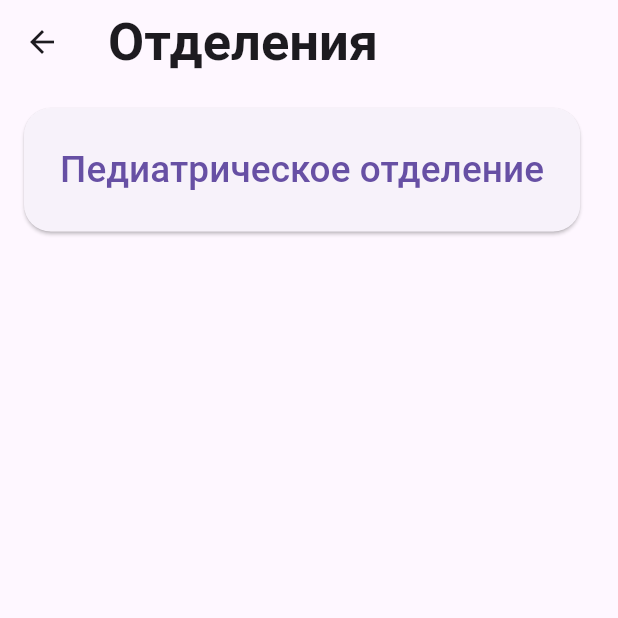
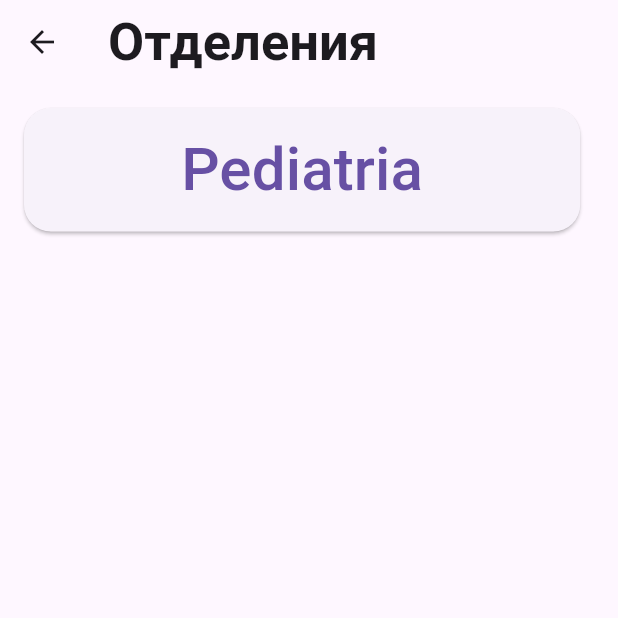
Before and after one commit to Vol-vo/burdenko_app, a Flutter app: the DepartmentListScreen screen opened by its route, on a phone screen of 412 x 824 dp, the top half of it. Run offline on Flutter 3.47's test engine with Material 3 defaults, Android fonts, the phone set to English and light mode, and no system bars; our stand-ins replace bloc, dio, easy_debounce, file_picker, flutter_bloc, logger and 2 more.

Commit message:
Download button all work

```diff
--- a/assets/json_data/test_logbook.json
+++ b/assets/json_data/test_logbook.json
@@ -1,11 +1,11 @@
 [
   {
-    "title": "Педиатрическое отделение",
+    "title": "Pediatria",
     "navigator": "/currentDepartment",
     "image": "",
     "params": [
       {
-        "title": "Дата рождения:",
+        "title": "date of birthdays:",
         "required": true,
         "isOneValue": true,
         "inLogbook": true,
--- a/lib/features/logbook/models/bloc/send_and_loading_file/send_and_loading_file_state.dart
+++ b/lib/features/logbook/models/bloc/send_and_loading_file/send_and_loading_file_state.dart
@@ -8,9 +8,4 @@ class SendDataState extends SendAndLoadingFileState {
 class BuildingDocxState extends SendAndLoadingFileState {}
 class LoadingDocxState extends SendAndLoadingFileState {}
 class DefaultState extends SendAndLoadingFileState {}
-class FileIsReadyState extends SendAndLoadingFileState{
-  FileIsReadyState({required this.file});
-
-  final File file;
-
-}
+class FileIsReadyState extends SendAndLoadingFileState{}
--- a/lib/features/logbook/view/logbook_view/departure_params_and_sending_on_email.dart
+++ b/lib/features/logbook/view/logbook_view/departure_params_and_sending_on_email.dart
@@ -60,10 +60,8 @@ class _DepartureParamsAndSendingOnEmailState
                     else if (bloc.state is SendDataState)
                       const Text(
                           "Данные отправляются на сервер для генерации документа")
-                    else if (bloc.state is BuildingDocxState)
-                      const Text("Формируем документ")
-                    else if (bloc.state is LoadingDocxState)
-                      const Text("Скачиваем!")
+                    else if (bloc.state is FileIsReadyState)
+                      const Text("Файл успешно скачен")
                     else
                       const Text("Внимание, произошла ошибка")
                   ],
--- a/lib/features/router/burdenko_app.dart
+++ b/lib/features/router/burdenko_app.dart
@@ -21,7 +21,6 @@ class Wrapper extends StatelessWidget{
 class BurdenkoApp extends StatelessWidget {
   const BurdenkoApp({super.key});
 
-  // This widget is the root of your application.
   @override
   Widget build(BuildContext context) {
     return MaterialApp(
--- a/pubspec.yaml
+++ b/pubspec.yaml
@@ -45,13 +45,13 @@ dependencies:
   path_provider: ^2.1.2
   share_plus: ^7.2.2
   easy_debounce: ^2.0.3
-  file_picker: ^6.1.1
   auto_size_text: ^3.0.0
   json_annotation: ^4.8.1
   flutter_bloc: ^8.1.4
   dio: ^5.4.1
   logger: ^2.0.2+1
   pretty_dio_logger: ^1.3.1
+  file_picker: ^8.0.3
 
   collection: any
 dev_dependencies:
```
Also changed, not shown: lib/features/logbook/models/bloc/send_and_loading_file/send_and_loading_file_bloc.dart (+18 -14 lines), pubspec.lock, 1 other file.
